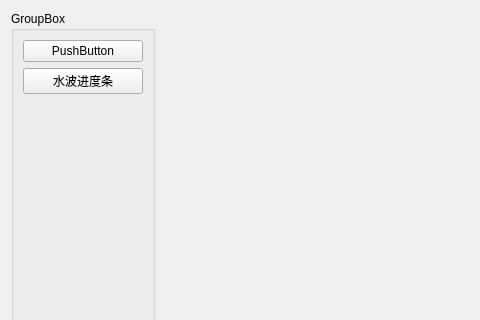
This is QtSmallProject/widget.ui in Cgf1020/QtExample as Qt 5 draws it before an edit; both pictures show x 0 to 480 and y 0 to 320 of the 1305 by 846 pixel window. The edited form follows.
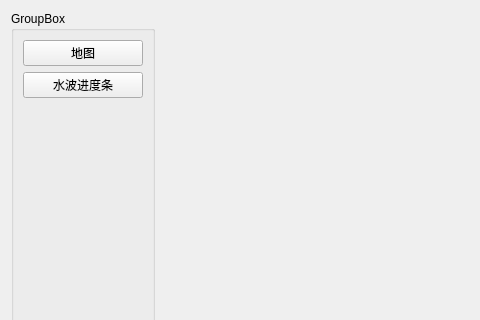
This is the edited form.

Commit message: 添加 地图 控件

The edit to the form file:
```diff
--- a/QtSmallProject/widget.ui
+++ b/QtSmallProject/widget.ui
@@ -31,7 +31,7 @@
            </size>
           </property>
           <property name="text">
-           <string>PushButton</string>
+           <string>地图</string>
           </property>
          </widget>
         </item>
```
Left out of the diff: 4 changed lines with no effect on the pictures. The commit also changes 3017 other files.
